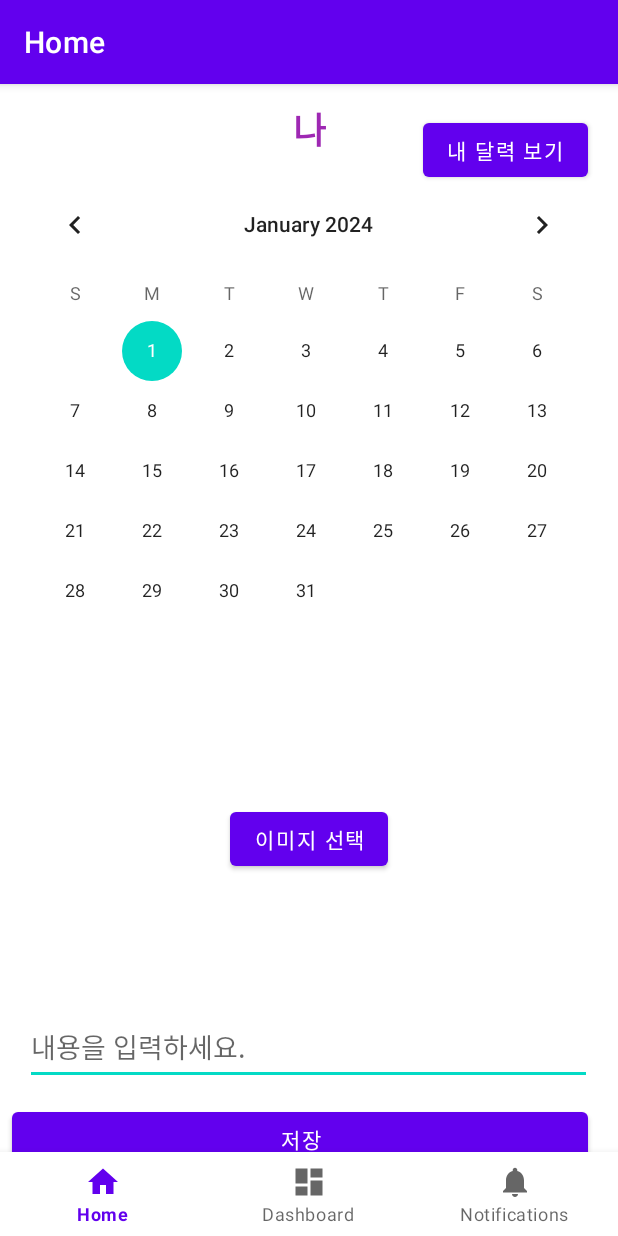
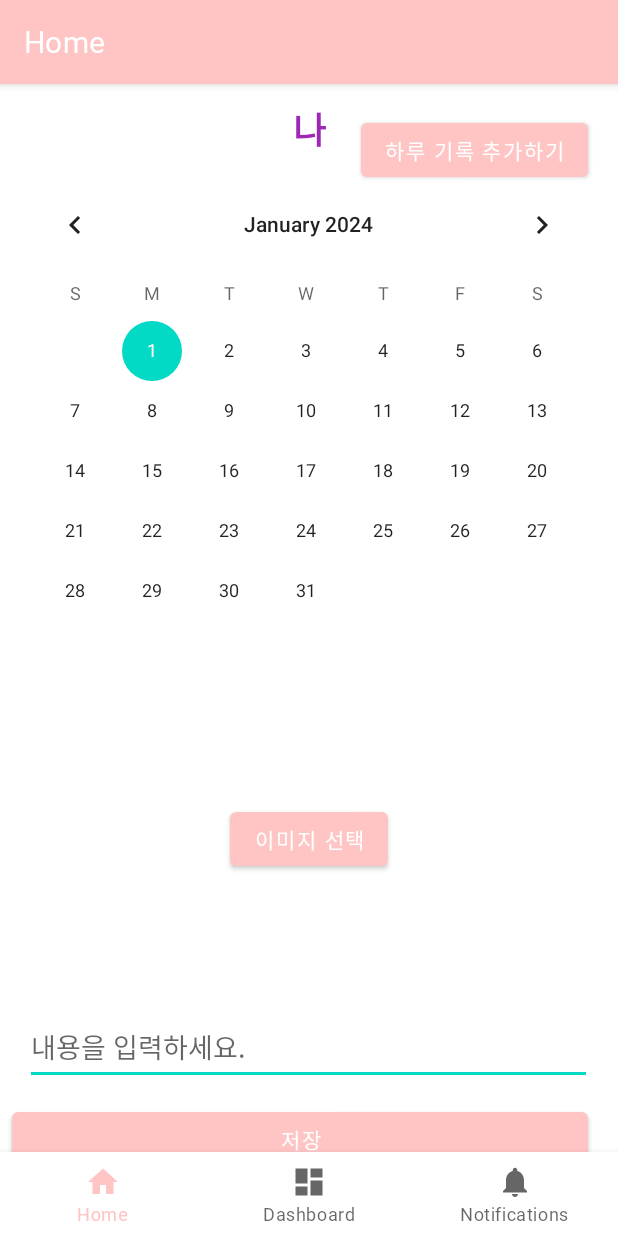
Before and after one commit to oganessone718/common_project01, an Android app: the screen it shows after launch (MainActivity), on a phone screen of 412 x 824 dp. Run offline under Robolectric (Android 15) with nearby library versions, the phone set to English and light mode, and no system bars; our stand-ins replace navigation-ui.

Commit message:
Font application

```diff
--- a/app/src/main/java/com/example/common_project01/ui/home/HomeFragment.kt
+++ b/app/src/main/java/com/example/common_project01/ui/home/HomeFragment.kt
@@ -150,8 +150,13 @@ class HomeFragment : Fragment() {
                 Log.d("myTag","힘드됴")
                 loadDiaryData(year, month, dayOfMonth, userID)
             }
+            if(user.profile) {
+                mineButton.text = "하루 기록 추가하기"
+            }else{
 
-            if(user.primaryKey!=profile.primaryKey){
+                mineButton.text = "남들의 시나브로 보기"
+            }
+            if(!user.profile){
                 saveBtn.visibility = View.INVISIBLE
                 updateBtn.visibility = View.INVISIBLE
                 deleteBtn.visibility = View.INVISIBLE
@@ -199,9 +204,14 @@ class HomeFragment : Fragment() {
                     }, 2000)
                 }
                 mineButton.setOnClickListener{
-                    val bundle = Bundle()
-                    bundle.putInt("userPrimaryKey", profile.primaryKey) // 전달할 데이터
-                    findNavController().navigate(R.id.navigation_home, bundle)
+                    if(user.profile){
+                        mineButton
+                    }else{
+                        val bundle = Bundle()
+                        bundle.putInt("userPrimaryKey", profile.primaryKey) // 전달할 데이터
+                        findNavController().navigate(R.id.navigation_home, bundle)
+                    }
+
                 }
         }
 
@@ -286,6 +296,7 @@ class HomeFragment : Fragment() {
     }
 
     // 이미지 선택 결과를 처리하는 메서드
+    @SuppressLint("SuspiciousIndentation")
     override fun onActivityResult(requestCode: Int, resultCode: Int, data: Intent?) {
         super.onActivityResult(requestCode, resultCode, data)
 
--- a/app/src/main/res/layout/activity_main.xml
+++ b/app/src/main/res/layout/activity_main.xml
@@ -32,5 +32,4 @@
         app:layout_constraintTop_toTopOf="parent"
         app:layout_constraintVertical_bias="0.0"
         app:navGraph="@navigation/mobile_navigation" />
-
 </androidx.constraintlayout.widget.ConstraintLayout>
--- a/app/src/main/res/values-night/themes.xml
+++ b/app/src/main/res/values-night/themes.xml
@@ -2,8 +2,8 @@
     <!-- Base application theme. -->
     <style name="Theme.Common_project01" parent="Theme.MaterialComponents.DayNight.DarkActionBar">
         <!-- Primary brand color. -->
-        <item name="colorPrimary">@color/purple_200</item>
-        <item name="colorPrimaryVariant">@color/purple_700</item>
+        <item name="colorPrimary">@color/pink_200</item>
+        <item name="colorPrimaryVariant">@color/pink_700</item>
         <item name="colorOnPrimary">@color/black</item>
         <!-- Secondary brand color. -->
         <item name="colorSecondary">@color/teal_200</item>
--- a/app/src/main/res/values/colors.xml
+++ b/app/src/main/res/values/colors.xml
@@ -1,12 +1,12 @@
 <?xml version="1.0" encoding="utf-8"?>
 <resources>
-    <color name="purple_200">#FFBB86FC</color>
-    <color name="purple_500">#FF6200EE</color>
-    <color name="purple_700">#FF3700B3</color>
+    <color name="pink_200">#FFDFDF</color>
+    <color name="pink_500">#FFC5C5</color>
+    <color name="pink_700">#FFAAAA</color>
     <color name="teal_200">#FF03DAC5</color>
     <color name="teal_700">#FF018786</color>
     <color name="black">#FF000000</color>
-    <color name="white">#FFFFFFFF</color>
+    <color name="white">#FFFFFF</color>
     <color name="light_pink">#FFC0CB</color>
     <color name="light_grayish_white">#E0E0E0</color>
 </resources>
--- a/app/src/main/res/values/themes.xml
+++ b/app/src/main/res/values/themes.xml
@@ -2,8 +2,8 @@
     <!-- Base application theme. -->
     <style name="Theme.Common_project01" parent="Theme.MaterialComponents.DayNight.DarkActionBar">
         <!-- Primary brand color. -->
-        <item name="colorPrimary">@color/purple_500</item>
-        <item name="colorPrimaryVariant">@color/purple_700</item>
+        <item name="colorPrimary">@color/pink_500</item>
+        <item name="colorPrimaryVariant">@color/pink_700</item>
         <item name="colorOnPrimary">@color/white</item>
         <!-- Secondary brand color. -->
         <item name="colorSecondary">@color/teal_200</item>
@@ -12,5 +12,6 @@
         <!-- Status bar color. -->
         <item name="android:statusBarColor">?attr/colorPrimaryVariant</item>
         <!-- Customize your theme here. -->
+        <item name="android:fontFamily">@font/leeseoyun</item>
     </style>
 </resources>
```
Also changed, not shown: app/src/main/assets/diarytmp.json (+10 -10 lines), app/src/main/res/font/font_custom.xml (added, +16 -0 lines), app/src/main/res/layout/dialog_custom.xml (added, +26 -0 lines), app/src/main/res/values/font_style.xml (added, +23 -0 lines), app/src/main/res/values/styles.xml (added, +18 -0 lines), 1 other file.
